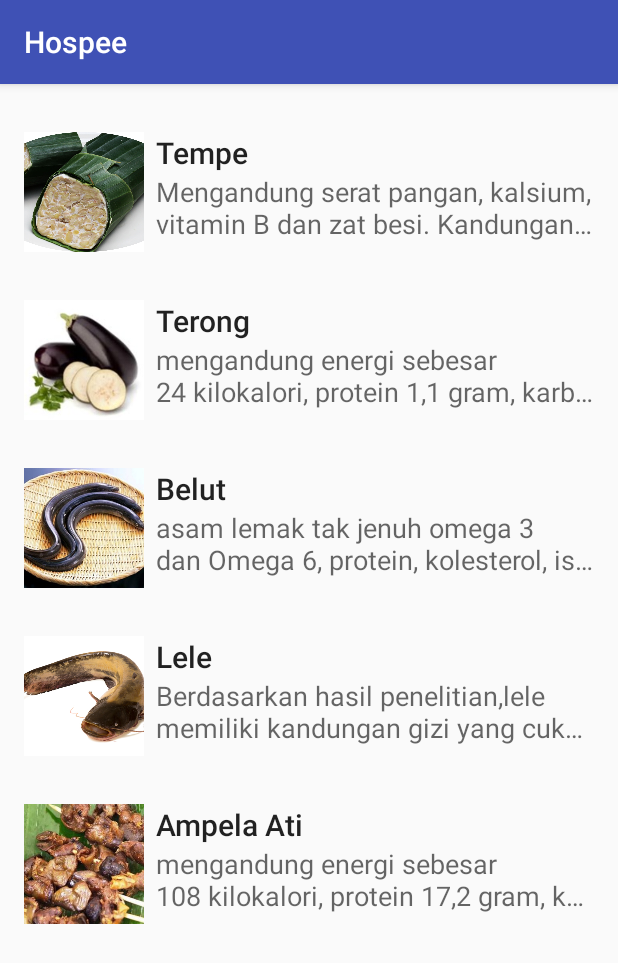
After one commit to haikalatth/Hospee, an Android app: the gizi screen opened directly, with no data from a screen before it, on a phone screen of 412 x 824 dp. The commit adds this screen. Shown: the top 963 px of the screen. Run offline under Robolectric (Android 15) with nearby library versions, the phone set to English and light mode, and no system bars.

Commit message:
List Gizi 1

```diff
--- a/app/build.gradle
+++ b/app/build.gradle
@@ -25,5 +25,6 @@ dependencies {
         exclude group: 'com.android.support', module: 'support-annotations'
     })
     compile 'com.android.support:appcompat-v7:24.2.1'
+    compile 'com.android.support:recyclerview-v7:24.2.1'
     testCompile 'junit:junit:4.12'
 }
--- a/app/src/main/AndroidManifest.xml
+++ b/app/src/main/AndroidManifest.xml
@@ -22,7 +22,8 @@
         <activity android:name=".demam" />
         <activity android:name=".muntaber" />
         <activity android:name=".flu" />
-        <activity android:name=".gatal"></activity>
+        <activity android:name=".gatal" />
+        <activity android:name=".gizi"></activity>
     </application>
 
 </manifest>
--- /dev/null
+++ b/app/src/main/java/id/sch/smktelkom_mlg/project/xirpl303122130/hospee/adapter/GiziAdapter.java
@@ -0,0 +1,61 @@
+package id.sch.smktelkom_mlg.project.xirpl303122130.hospee.adapter;
+
+import android.support.v7.widget.RecyclerView;
+import android.view.LayoutInflater;
+import android.view.View;
+import android.view.ViewGroup;
+import android.widget.ImageView;
+import android.widget.TextView;
+
+import java.util.ArrayList;
+
+import id.sch.smktelkom_mlg.project.xirpl303122130.hospee.R;
+import id.sch.smktelkom_mlg.project.xirpl303122130.hospee.model.Gizi;
+
+/**
+ * Created by asus on 19-Nov-16.
+ */
+
+public class GiziAdapter extends RecyclerView.Adapter<GiziAdapter.ViewHolder> {
+    ArrayList<Gizi> giziList;
+
+    public GiziAdapter(ArrayList<Gizi> giziList) {
+        this.giziList = giziList;
+    }
+
+    @Override
+    public ViewHolder onCreateViewHolder(ViewGroup parent, int viewType) {
+        View v = LayoutInflater.from(parent.getContext()).inflate(R.layout.item_list, parent, false);
+        ViewHolder vh = new ViewHolder(v);
+        return vh;
+    }
+
+    @Override
+    public void onBindViewHolder(ViewHolder holder, int position) {
+        Gizi gizi = giziList.get(position);
+        holder.tvJudul.setText(gizi.judul);
+        holder.tvDeskripsi.setText(gizi.deskripsi);
+        holder.ivFoto.setImageDrawable(gizi.foto);
+
+    }
+
+    @Override
+    public int getItemCount() {
+        if (giziList != null)
+            return giziList.size();
+        return 0;
+    }
+
+    public class ViewHolder extends RecyclerView.ViewHolder {
+        ImageView ivFoto;
+        TextView tvJudul;
+        TextView tvDeskripsi;
+
+        public ViewHolder(View itemView) {
+            super(itemView);
+            ivFoto = (ImageView) itemView.findViewById(R.id.imageView);
+            tvJudul = (TextView) itemView.findViewById(R.id.textViewJudul);
+            tvDeskripsi = (TextView) itemView.findViewById(R.id.textViewDeskripsi);
+        }
+    }
+}
--- /dev/null
+++ b/app/src/main/java/id/sch/smktelkom_mlg/project/xirpl303122130/hospee/gizi.java
@@ -0,0 +1,51 @@
+package id.sch.smktelkom_mlg.project.xirpl303122130.hospee;
+
+import android.content.res.Resources;
+import android.content.res.TypedArray;
+import android.graphics.drawable.Drawable;
+import android.os.Bundle;
+import android.support.v7.app.AppCompatActivity;
+import android.support.v7.widget.LinearLayoutManager;
+import android.support.v7.widget.RecyclerView;
+
+import java.util.ArrayList;
+
+import id.sch.smktelkom_mlg.project.xirpl303122130.hospee.adapter.GiziAdapter;
+import id.sch.smktelkom_mlg.project.xirpl303122130.hospee.model.Gizi;
+
+public class gizi extends AppCompatActivity {
+    ArrayList<Gizi> mList = new ArrayList<>();
+    GiziAdapter mAdapter;
+
+    @Override
+    protected void onCreate(Bundle savedInstanceState) {
+        super.onCreate(savedInstanceState);
+        setContentView(R.layout.activity_gizi);
+
+        RecyclerView recyclerView = (RecyclerView) findViewById(R.id.recyclerView);
+        LinearLayoutManager layoutManager = new LinearLayoutManager(this);
+        recyclerView.setLayoutManager(layoutManager);
+        mAdapter = new GiziAdapter(mList);
+        recyclerView.setAdapter(mAdapter);
+
+        fillData();
+
+    }
+
+    private void fillData() {
+        Resources resources = getResources();
+        String[] arJudul = resources.getStringArray(R.array.places);
+        String[] arDeskripsi = resources.getStringArray(R.array.gizi_desc);
+        TypedArray a = resources.obtainTypedArray(R.array.places_picture);
+        Drawable[] arFoto = new Drawable[a.length()];
+        for (int i = 0; i < arFoto.length; i++) {
+            arFoto[i] = a.getDrawable(i);
+        }
+        a.recycle();
+
+        for (int i = 0; i < arJudul.length; i++) {
+            mList.add(new Gizi(arJudul[i], arDeskripsi[i], arFoto[i]));
+        }
+        mAdapter.notifyDataSetChanged();
+    }
+}
--- /dev/null
+++ b/app/src/main/java/id/sch/smktelkom_mlg/project/xirpl303122130/hospee/model/Gizi.java
@@ -0,0 +1,19 @@
+package id.sch.smktelkom_mlg.project.xirpl303122130.hospee.model;
+
+import android.graphics.drawable.Drawable;
+
+/**
+ * Created by asus on 19-Nov-16.
+ */
+
+public class Gizi {
+    public String judul;
+    public String deskripsi;
+    public Drawable foto;
+
+    public Gizi(String judul, String deskripsi, Drawable foto) {
+        this.judul = judul;
+        this.deskripsi = deskripsi;
+        this.foto = foto;
+    }
+}
--- /dev/null
+++ b/app/src/main/res/layout/activity_gizi.xml
@@ -0,0 +1,13 @@
+<?xml version="1.0" encoding="utf-8"?>
+<android.support.v7.widget.RecyclerView xmlns:android="http://schemas.android.com/apk/res/android"
+    xmlns:tools="http://schemas.android.com/tools"
+    android:id="@+id/recyclerView"
+    android:layout_width="match_parent"
+    android:layout_height="match_parent"
+    android:clipToPadding="false"
+    android:paddingBottom="@dimen/activity_vertical_margin"
+    android:paddingTop="@dimen/activity_vertical_margin"
+    android:scrollbars="vertical"
+    tools:context="id.sch.smktelkom_mlg.project.xirpl303122130.hospee.gizi">
+
+</android.support.v7.widget.RecyclerView>
--- /dev/null
+++ b/app/src/main/res/layout/item_list.xml
@@ -0,0 +1,42 @@
+<?xml version="1.0" encoding="utf-8"?>
+<RelativeLayout xmlns:android="http://schemas.android.com/apk/res/android"
+    xmlns:tools="http://schemas.android.com/tools"
+    android:layout_width="match_parent"
+    android:layout_height="wrap_content"
+    android:background="?android:attr/selectableItemBackground"
+    android:padding="16dp">
+
+    <ImageView
+        android:id="@+id/imageView"
+        android:layout_width="80dp"
+        android:layout_height="80dp"
+        android:scaleType="centerCrop"
+        tools:src="@drawable/a" />
+
+    <TextView
+        android:id="@+id/textViewJudul"
+        android:layout_width="match_parent"
+        android:layout_height="wrap_content"
+        android:layout_alignParentTop="true"
+        android:layout_marginLeft="8dp"
+        android:layout_marginStart="8dp"
+        android:layout_toEndOf="@+id/imageView"
+        android:layout_toRightOf="@+id/imageView"
+        android:ellipsize="end"
+        android:maxLines="1"
+        android:textAppearance="@style/Base.TextAppearance.AppCompat.Title"
+        tools:text="Judul" />
+
+    <TextView
+        android:id="@+id/textViewDeskripsi"
+        android:layout_width="match_parent"
+        android:layout_height="wrap_content"
+        android:layout_alignLeft="@+id/textViewJudul"
+        android:layout_alignStart="@+id/textViewJudul"
+        android:layout_below="@+id/textViewJudul"
+        android:ellipsize="end"
+        android:maxLines="2"
+        android:textAppearance="@style/TextAppearance.AppCompat.Medium"
+        tools:text="Deskripsi" />
+
+</RelativeLayout>
--- /dev/null
+++ b/app/src/main/res/values/arrays.xml
@@ -0,0 +1,100 @@
+<?xml version="1.0" encoding="utf-8"?><!--
+  ~ Copyright (C) 2016 The Android Open Source Project
+  ~
+  ~ Licensed under the Apache License, Version 2.0 (the "License");
+  ~ you may not use this file except in compliance with the License.
+  ~ You may obtain a copy of the License at
+  ~
+  ~      http://www.apache.org/licenses/LICENSE-2.0
+  ~
+  ~ Unless required by applicable law or agreed to in writing, software
+  ~ distributed under the License is distributed on an "AS IS" BASIS,
+  ~ WITHOUT WARRANTIES OR CONDITIONS OF ANY KIND, either express or implied.
+  ~ See the License for the specific language governing permissions and
+  ~ limitations under the License.
+  -->
+<resources>
+    <string-array name="places">
+        <item>Tempe</item>
+        <item>Terong</item>
+        <item>Belut</item>
+        <item>Lele</item>
+        <item>Ampela Ati</item>
+    </string-array>
+
+    <string-array name="gizi_desc">
+        <item> Mengandung serat pangan, kalsium, vitamin B dan zat besi. Kandungan antibiotika dan antioksidan di dalamnya           dapat menyembuhkan infeksi serta mencegah penyakit degeneratif.
+        Dalam 100 gram tempe mengandung protein 20,8 gram, lemak 8,8 gram, serat 1,4 gram, kalsium 155 miligram, fosfor 326         miligram, zat besi 4 miligram, vitamin B1 0,19 miligram, karoten 34 mikrogram.
+        </item>
+
+        <item> mengandung energi sebesar 24 kilokalori, protein 1,1 gram, karbohidrat 5,5 gram, lemak 0,2 gram, kalsium 15           miligram, fosfor 37 miligram, dan zat besi 0 miligram.  Selain itu di dalam Terong juga terkandung vitamin A                 sebanyak 30 IU, vitamin B1 0,04 miligram dan vitamin C 5 miligram
+        </item>
+
+        <item>asam lemak tak jenuh omega 3 dan Omega 6,  protein, kolesterol, isoleusin, sodium, Vitamin A, C, E, Thiamin,           Niacin, Riboflavin, Vitamin B6, Volat, Kalsium, Vitamin B12, Zat Besi, Magnesium fosfor, Selenium dan Zinc.
+        </item>
+
+        <item>Berdasarkan hasil penelitian,lele memiliki kandungan gizi yang cukup tinggi.dalam 500 gram lele dumbo (kira-           kira terdiri dari 4 ekor)mengandung 12 gram protein,energi 149 kalori,lemak 8,4 gram dan karbohidrat 6,4 gram.
+
+        Ketika dimasak (panas kering),lele liar memberikan 0,333 gram omega-3 asam lemak,berasal dari EPA (0.1g),DHA                 (0.137g) dan ALA (0.096g),per 100 gram ikan lele liar.
+
+        Ketika dimasak (panas kering),lele budidaya memberikan 0,259 gram omega-3 asam lemak, berasal dari EPA (0.049g),DHA         (0,128) dan ALA (0.082g), per 100 gram ikan lele budidaya.
+        </item>
+
+        <item>mengandung energi sebesar 108 kilokalori, protein 17,2 gram, karbohidrat 0,4 gram, lemak 4,1 gram, kalsium 0              miligram, fosfor 0 miligram, dan zat besi 0 miligram.  Selain itu di dalam Ampela Ayam juga terkandung vitamin A            sebanyak 0 IU, vitamin B1 0 miligram dan vitamin C 0 miligram.  Hasil tersebut didapat dari melakukan penelitian            terhadap 100 gram Ampela Ayam, dengan jumlah yang dapat dimakan sebanyak 100 %.
+        </item>
+
+    </string-array>
+    <string-array name="gizi_details">
+        <item>Lorem ipsum dolor sit amet, consectetur adipisicing elit, sed do
+        eiusmod tempor incididunt ut labore et dolore magna aliqua. Ut enim ad minim veniam, quis
+        nostrud exercitation ullamco laboris nisi ut aliquip ex ea commodo consequat. Duis aute
+        irure dolor in reprehenderit in voluptate velit esse cillum dolore eu fugiat nulla
+        pariatur. Excepteur sint occaecat cupidatat non proident, sunt in culpa qui officia
+        deserunt mollit anim id est laborum.
+        </item>
+        <item>Lorem ipsum dolor sit amet, consectetur adipisicing elit, sed do
+        eiusmod tempor incididunt ut labore et dolore magna aliqua. Ut enim ad minim veniam, quis
+        nostrud exercitation ullamco laboris nisi ut aliquip ex ea commodo consequat. Duis aute
+        irure dolor in reprehenderit in voluptate velit esse cillum dolore eu fugiat nulla
+        pariatur. Excepteur sint occaecat cupidatat non proident, sunt in culpa qui officia
+        deserunt mollit anim id est laborum.
+        </item>
+        <item>Lorem ipsum dolor sit amet, consectetur adipisicing elit, sed do
+        eiusmod tempor incididunt ut labore et dolore magna aliqua. Ut enim ad minim veniam, quis
+        nostrud exercitation ullamco laboris nisi ut aliquip ex ea commodo consequat. Duis aute
+        irure dolor in reprehenderit in voluptate velit esse cillum dolore eu fugiat nulla
+        pariatur. Excepteur sint occaecat cupidatat non proident, sunt in culpa qui officia
+        deserunt mollit anim id est laborum.
+        </item>
+        <item>Lorem ipsum dolor sit amet, consectetur adipisicing elit, sed do
+        eiusmod tempor incididunt ut labore et dolore magna aliqua. Ut enim ad minim veniam, quis
+        nostrud exercitation ullamco laboris nisi ut aliquip ex ea commodo consequat. Duis aute
+        irure dolor in reprehenderit in voluptate velit esse cillum dolore eu fugiat nulla
+        pariatur. Excepteur sint occaecat cupidatat non proident, sunt in culpa qui officia
+        deserunt mollit anim id est laborum.
+        </item>
+        <item>Lorem ipsum dolor sit amet, consectetur adipisicing elit, sed do
+        eiusmod tempor incididunt ut labore et dolore magna aliqua. Ut enim ad minim veniam, quis
+        nostrud exercitation ullamco laboris nisi ut aliquip ex ea commodo consequat. Duis aute
+        irure dolor in reprehenderit in voluptate velit esse cillum dolore eu fugiat nulla
+        pariatur. Excepteur sint occaecat cupidatat non proident, sunt in culpa qui officia
+        deserunt mollit anim id est laborum.
+        </item>
+
+    </string-array>
+    <string-array name="place_locations">
+        <item>8 Rue Scribe, 75009 Paris, France</item>
+        <item>Piazza del Capitolo - 50122 Florence</item>
+        <item>New York City</item>
+        <item>2-3-1 Asakusa, Taitō-ku, Tokyo, Japan</item>
+        <item>At Meydanı No:7, 34122 Fatih/İstanbul, Turkey</item>
+        <item>Cape Town, South Africa</item>
+    </string-array>
+    <array name="places_picture">
+        <item>@drawable/a</item>
+        <item>@drawable/b</item>
+        <item>@drawable/c</item>
+        <item>@drawable/d</item>
+        <item>@drawable/e</item>
+    </array>
+</resources>
```
Also changed, not shown: app/src/main/java/id/sch/smktelkom_mlg/project/xirpl303122130/hospee/MainActivity.java (+8 -1 lines), app/src/main/res/layout/activity_main.xml (+32 -32 lines), app/src/main/res/drawable/a.jpg (added), app/src/main/res/drawable/b.jpg (added), app/src/main/res/drawable/c.jpg (added), app/src/main/res/drawable/d.jpg (added), app/src/main/res/drawable/e.jpg (added).
